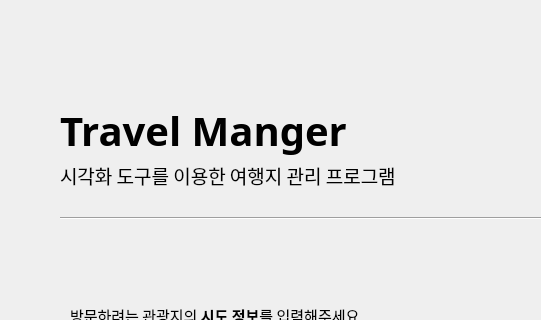
First picture: the form in mainui.ui, repository Drizzle03/TravelManager, before the edit; both pictures show x 0 to 541 and y 0 to 320 of the 1280 by 720 pixel window.
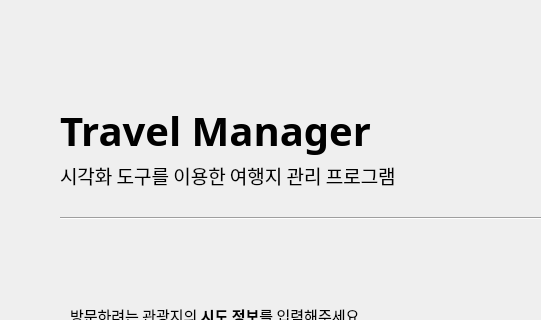
Second picture: the form after the edit.

Commit message: 오타 수정

Patch:
```diff
--- a/mainui.ui
+++ b/mainui.ui
@@ -31,7 +31,7 @@
     </font>
    </property>
    <property name="text">
-    <string>Travel Manger</string>
+    <string>Travel Manager</string>
    </property>
   </widget>
   <widget class="QPushButton" name="btn1">
```
The commit also changes 1 other file.
